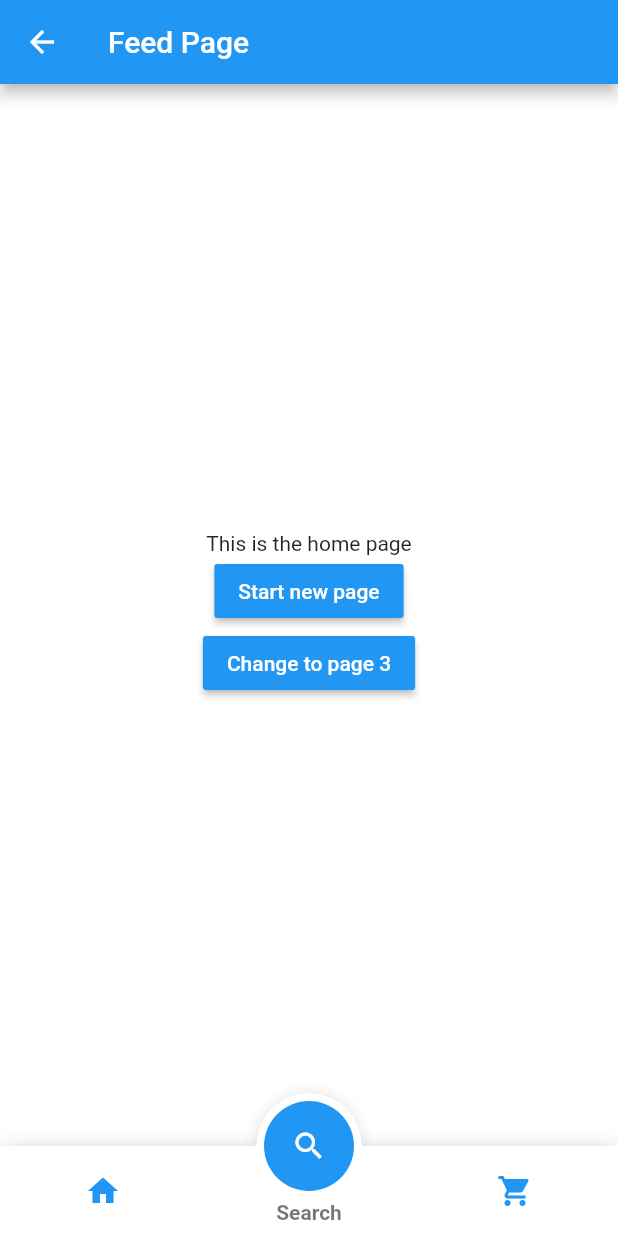
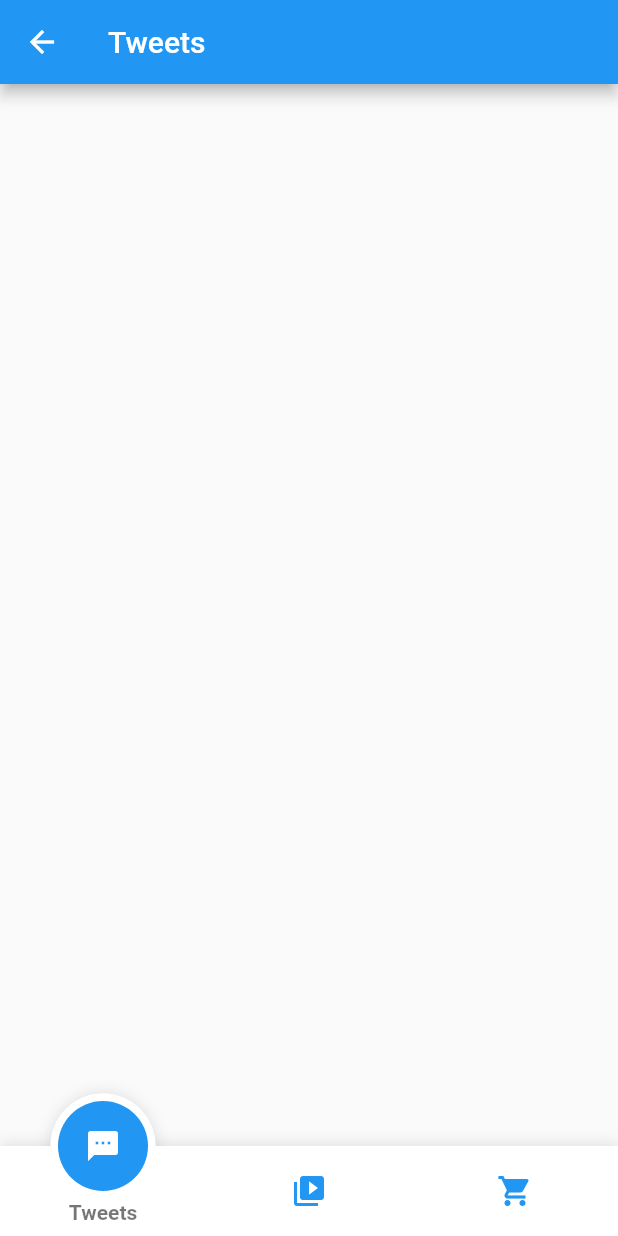
Before and after one commit to gsunit/COVID-19-App, a Flutter app: the FeedPage screen opened directly, on a phone screen of 412 x 824 dp. Run offline on Flutter 3.47's test engine with Material 2 defaults, Android fonts, the light colour scheme and no system bars; drawn by our look-alikes of fancy_bottom_navigation; our stand-ins replace webview_flutter.

Commit message:
hooked feed pages to bottom nav

```diff
--- a/app/lib/feed/feed_page.dart
+++ b/app/lib/feed/feed_page.dart
@@ -1,3 +1,5 @@
+import 'package:covid_19_app/feed/news_feed_page.dart';
+import 'package:covid_19_app/feed/tweets_feed_page.dart';
 import 'package:covid_19_app/feed/video_feed_page.dart';
 import 'package:flutter/material.dart';
 import 'package:fancy_bottom_navigation/fancy_bottom_navigation.dart';
@@ -16,9 +18,6 @@ class _FeedPageState extends State<FeedPage> {
   @override
   Widget build(BuildContext context) {
     return Scaffold(
-      appBar: AppBar(
-        title: Text("Feed Page"),
-      ),
       body: Container(
         decoration: BoxDecoration(color: Colors.white),
         child: Center(
@@ -28,21 +27,21 @@ class _FeedPageState extends State<FeedPage> {
       bottomNavigationBar: FancyBottomNavigation(
         tabs: [
           TabData(
-              iconData: Icons.home,
-              title: "Home",
+              iconData: Icons.textsms,
+              title: "Tweets",
               onclick: () {
                 final FancyBottomNavigationState fState =
                     bottomNavigationKey.currentState;
                 fState.setPage(2);
               }),
           TabData(
-              iconData: Icons.search,
-              title: "Search",
+              iconData: Icons.video_library,
+              title: "Videos",
               onclick: () => Navigator.of(context)
                   .push(MaterialPageRoute(builder: (context) => VideoFeedPage()))),
           TabData(iconData: Icons.shopping_cart, title: "Basket")
         ],
-        initialSelection: 1,
+        initialSelection: 0,
         key: bottomNavigationKey,
         onTabChangedListener: (position) {
           setState(() {
@@ -56,68 +55,13 @@ class _FeedPageState extends State<FeedPage> {
   _getPage(int page) {
     switch (page) {
       case 0:
-        return Column(
-          mainAxisSize: MainAxisSize.min,
-          children: <Widget>[
-            Text("This is the home page"),
-            RaisedButton(
-              child: Text(
-                "Start new page",
-                style: TextStyle(color: Colors.white),
-              ),
-              color: Theme.of(context).primaryColor,
-              onPressed: () {
-                Navigator.of(context).push(
-                    MaterialPageRoute(builder: (context) => VideoFeedPage()));
-              },
-            ),
-            RaisedButton(
-              child: Text(
-                "Change to page 3",
-                style: TextStyle(color: Colors.white),
-              ),
-              color: Theme.of(context).accentColor,
-              onPressed: () {
-                final FancyBottomNavigationState fState =
-                    bottomNavigationKey.currentState;
-                fState.setPage(2);
-              },
-            )
-          ],
-        );
+        return TweetsFeedPage();
       case 1:
-        return Column(
-          mainAxisSize: MainAxisSize.min,
-          children: <Widget>[
-            Text("This is the search page"),
-            RaisedButton(
-              child: Text(
-                "Start new page",
-                style: TextStyle(color: Colors.white),
-              ),
-              color: Theme.of(context).primaryColor,
-              onPressed: () {
-                Navigator.of(context).push(
-                    MaterialPageRoute(builder: (context) => VideoFeedPage()));
-              },
-            )
-          ],
-        );
+        return VideoFeedPage();
+      case 2:
+        return NewsFeedPage();
       default:
-        return Column(
-          mainAxisSize: MainAxisSize.min,
-          children: <Widget>[
-            Text("This is the basket page"),
-            RaisedButton(
-              child: Text(
-                "Start new page",
-                style: TextStyle(color: Colors.white),
-              ),
-              color: Theme.of(context).primaryColor,
-              onPressed: () {},
-            )
-          ],
-        );
+        return TweetsFeedPage();
     }
   }
 }
--- /dev/null
+++ b/app/lib/feed/news_feed_page.dart
@@ -0,0 +1,17 @@
+import 'package:flutter/material.dart';
+
+class NewsFeedPage extends StatefulWidget {
+  @override
+  _NewsFeedPageState createState() => _NewsFeedPageState();
+}
+
+class _NewsFeedPageState extends State<NewsFeedPage> {
+  @override
+  Widget build(BuildContext context) {
+    return Scaffold(
+      appBar: AppBar(
+        title: Text("News Feed"),
+      ),
+    );
+  }
+}
--- /dev/null
+++ b/app/lib/feed/tweets_feed_page.dart
@@ -0,0 +1,17 @@
+import 'package:flutter/material.dart';
+
+class TweetsFeedPage extends StatefulWidget {
+  @override
+  _TweetsFeedPageState createState() => _TweetsFeedPageState();
+}
+
+class _TweetsFeedPageState extends State<TweetsFeedPage> {
+  @override
+  Widget build(BuildContext context) {
+    return Scaffold(
+      appBar: AppBar(
+        title: Text("Tweets"),
+      ),
+    );
+  }
+}
```
